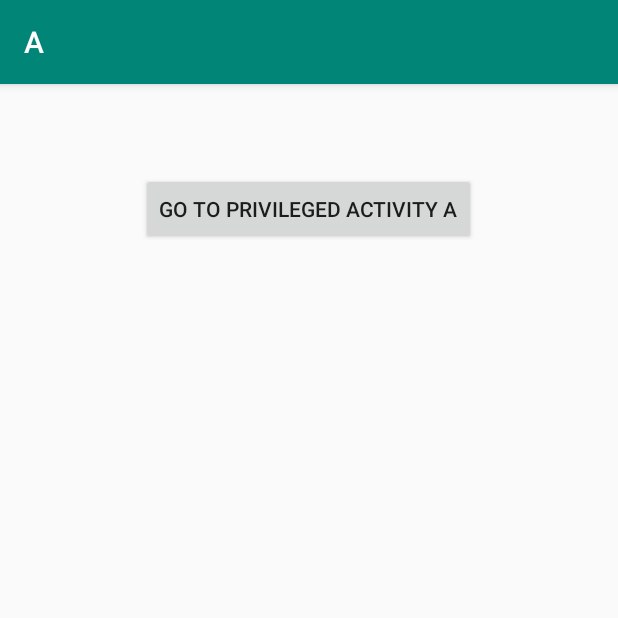
After one commit to Nikkooly/germanLab, an Android app: the PrivilegedAActivityTwo screen opened directly, with no data from a screen before it, on a phone screen of 412 x 824 dp, the top half of it. The commit adds this screen. Run offline under Robolectric (Android 15) with nearby library versions, the phone set to English and light mode, and no system bars.

Commit message:
rebyat ydachi

```diff
--- /dev/null
+++ b/lab5Priv/A/app/src/main/java/com/bstu/fit/german/yarmolik/a/PrivilegedAActivityTwo.java
@@ -0,0 +1,21 @@
+package com.bstu.fit.german.yarmolik.a;
+
+import androidx.appcompat.app.AppCompatActivity;
+
+import android.content.Intent;
+import android.os.Bundle;
+import android.view.View;
+
+public class PrivilegedAActivityTwo extends AppCompatActivity {
+
+    @Override
+    protected void onCreate(Bundle savedInstanceState) {
+        super.onCreate(savedInstanceState);
+        setContentView(R.layout.activity_privileged_atwo);
+    }
+    public void goToA(View view){
+        Intent intent = new Intent();
+        intent.setClassName("com.bstu.fit.german.yarmolik.a","com.bstu.fit.german.yarmolik.a.PrivilegedAActivity");
+        startActivity(intent);
+    }
+}
--- /dev/null
+++ b/lab5Priv/A/app/src/main/res/layout/activity_privileged_atwo.xml
@@ -0,0 +1,22 @@
+<?xml version="1.0" encoding="utf-8"?>
+<RelativeLayout xmlns:android="http://schemas.android.com/apk/res/android"
+    xmlns:tools="http://schemas.android.com/tools"
+    android:id="@+id/activity_main"
+    android:layout_width="match_parent"
+    android:layout_height="match_parent"
+    android:paddingBottom="@dimen/activity_vertical_margin"
+    android:paddingLeft="@dimen/activity_horizontal_margin"
+    android:paddingRight="@dimen/activity_horizontal_margin"
+    android:paddingTop="@dimen/activity_vertical_margin"
+    tools:context="com.bstu.fit.german.yarmolik.a.PrivilegedAActivityTwo">
+
+    <Button
+        android:text="Go to privileged activity A"
+        android:layout_width="wrap_content"
+        android:layout_height="wrap_content"
+        android:layout_alignParentTop="true"
+        android:layout_centerHorizontal="true"
+        android:layout_marginTop="43dp"
+        android:id="@+id/button"
+        android:onClick="goToA"/>
+</RelativeLayout>
```
Also changed, not shown: lab5Priv/A/app/src/main/AndroidManifest.xml (+28 -7 lines), lab5Priv/A/app/src/main/java/com/bstu/fit/german/yarmolik/a/MainActivity.java (+31 -0 lines), lab5Priv/B/app/src/main/AndroidManifest.xml (+19 -1 lines), lab5Priv/B/app/src/main/java/com/bstu/fit/german/yarmolik/b/MainActivity.java (+8 -0 lines), lab5Priv/B/app/src/main/java/com/bstu/fit/german/yarmolik/b/PrivilegedActivityB.java (added, +14 -0 lines), lab5Priv/B/app/src/main/res/layout/activity_privileged_b.xml (added, +23 -0 lines).
